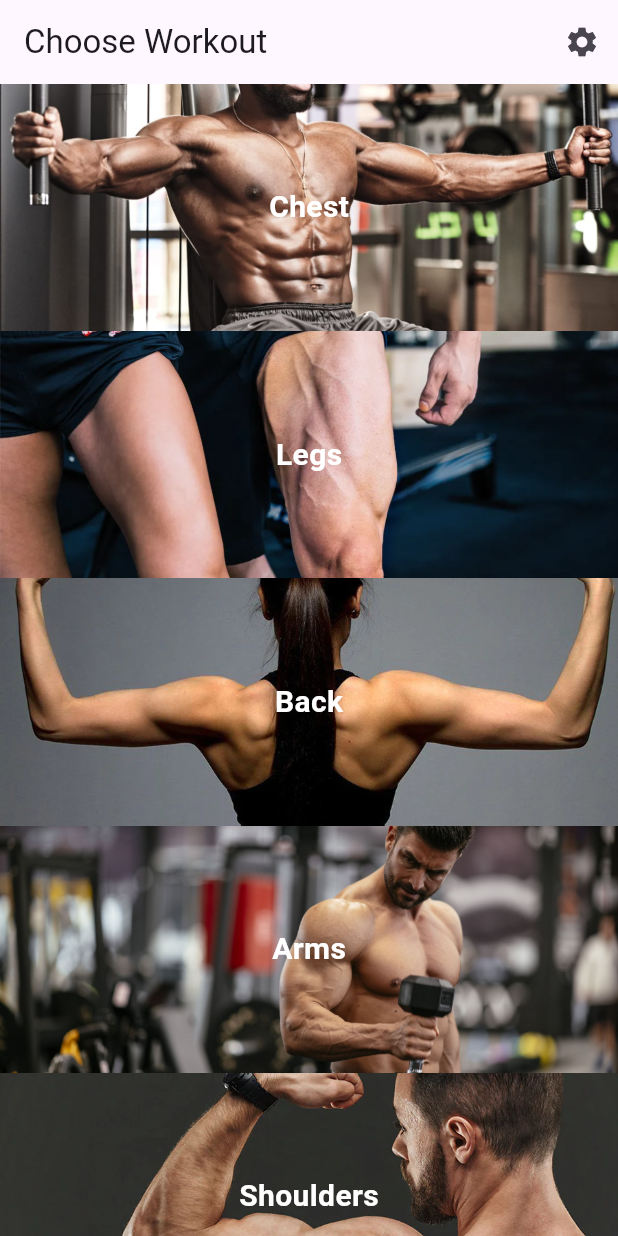
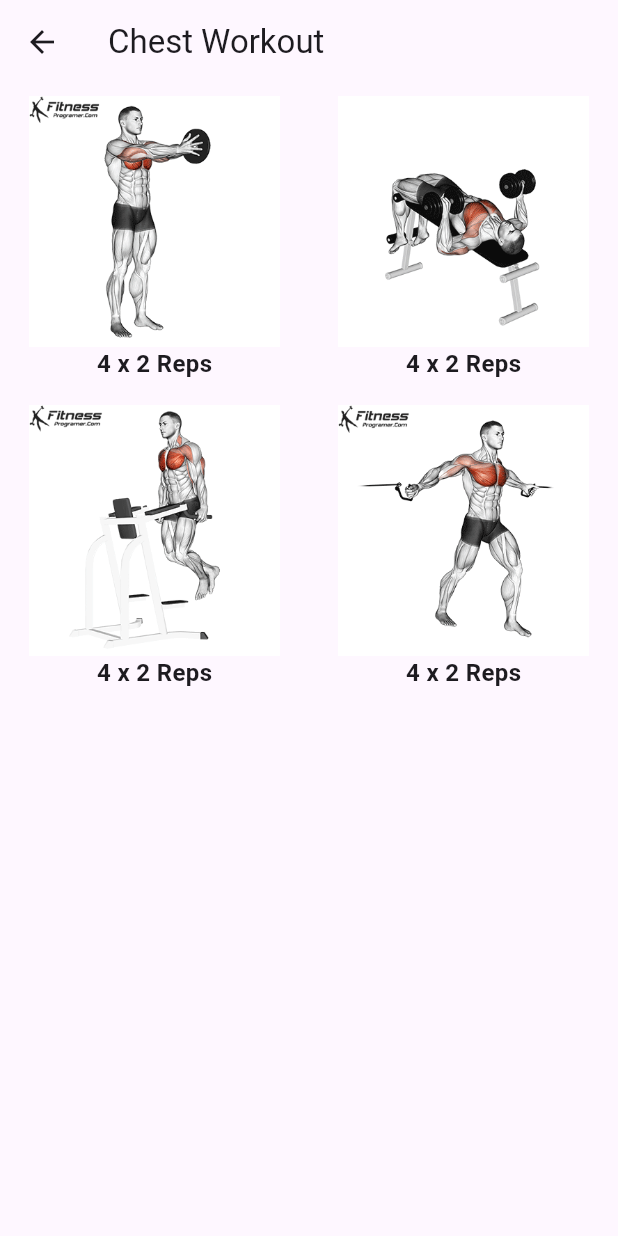
Before and after one commit to Jyaheza/Fitness_app, a Flutter app: the screen it shows after launch, after a tap on "Chest", on a phone screen of 412 x 824 dp. Run offline on Flutter 3.47's test engine with Material 3 defaults, Android fonts, the phone set to English and light mode, and no system bars; generated files the repository leaves out were written again.

Commit message:
added pages

```diff
--- /dev/null
+++ b/lib/src/sample_feature/chest_page.dart
@@ -0,0 +1,35 @@
+import 'package:flutter/material.dart';
+
+class ChestPage extends StatelessWidget {
+  @override
+  Widget build(BuildContext context) {
+    return Scaffold(
+      appBar: AppBar(
+        title: Text('Chest Workout'),
+      ),
+      body: GridView.count(
+        crossAxisCount: 2,
+        children: List.generate(4, (index) {
+          return Container(
+            padding: EdgeInsets.all(8),
+            child: Column(
+              mainAxisAlignment: MainAxisAlignment.center,
+              children: <Widget>[
+                Expanded(
+                  child: Image.asset('assets/images/chest${index + 1}.gif'),
+                ),
+                Text(
+                  '4 x 2 Reps',
+                  style: TextStyle(
+                    fontWeight: FontWeight.bold,
+                    fontSize: 16,
+                  ),
+                ),
+              ],
+            ),
+          );
+        }),
+      ),
+    );
+  }
+}
--- a/lib/src/sample_feature/work_out_list_view.dart
+++ b/lib/src/sample_feature/work_out_list_view.dart
@@ -1,5 +1,7 @@
 import 'package:final_project/src/sample_feature/arms_page.dart';
 import 'package:final_project/src/sample_feature/back_page.dart';
+import 'package:final_project/src/sample_feature/chest_page.dart';
+import 'package:final_project/src/sample_feature/legs_workout.dart';
 import 'package:final_project/src/sample_feature/shoulders_page.dart';
 import 'package:flutter/material.dart';
 import '../settings/settings_view.dart';
@@ -50,6 +52,16 @@ class WorkoutListView extends StatelessWidget {
                   context,
                   MaterialPageRoute(builder: (context) => BackPage()),
                 );
+              } else if (workout['name'] == 'Chest') {
+                Navigator.push(
+                  context,
+                  MaterialPageRoute(builder: (context) => ChestPage()),
+                );
+              } else if (workout['name'] == 'Legs') {
+                Navigator.push(
+                  context,
+                  MaterialPageRoute(builder: (context) => LegsPage()),
+                );
               }
             },
             child: Container(
```
Also changed, not shown: lib/src/sample_feature/legs_workout.dart (added, +35 -0 lines), assets/images/chest1.gif (added), assets/images/chest2.gif (added), assets/images/chest3.gif (added), assets/images/chest4.gif (added), assets/images/legs1.gif (added), assets/images/legs2.gif (added), assets/images/legs3.gif (added), assets/images/legs4.gif (added).
